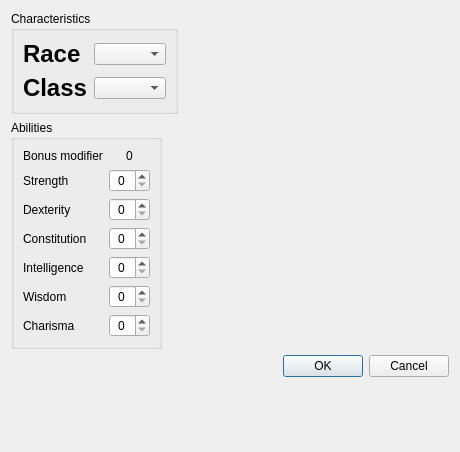
Old version of the form pyQTApp/sample_dialog.ui in the repository codingame-team/DnD-5th-Edition-API.
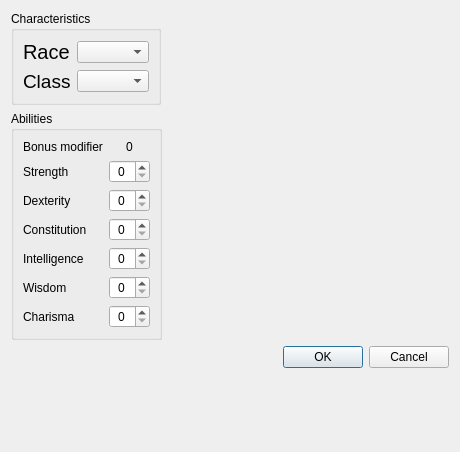
New version of the form.

```diff
--- a/pyQTApp/sample_dialog.ui
+++ b/pyQTApp/sample_dialog.ui
@@ -27,10 +27,11 @@
        <widget class="QLabel" name="race_label">
         <property name="font">
          <font>
-          <pointsize>18</pointsize>
-          <weight>75</weight>
-          <bold>true</bold>
+          <pointsize>15</pointsize>
+          <weight>50</weight>
+          <bold>false</bold>
           <underline>false</underline>
+          <kerning>true</kerning>
          </font>
         </property>
         <property name="text">
@@ -45,9 +46,9 @@
        <widget class="QLabel" name="class_label">
         <property name="font">
          <font>
-          <pointsize>18</pointsize>
-          <weight>75</weight>
-          <bold>true</bold>
+          <pointsize>14</pointsize>
+          <weight>50</weight>
+          <bold>false</bold>
           <underline>false</underline>
          </font>
         </property>
@@ -70,6 +71,9 @@
      <layout class="QGridLayout" name="gridLayout_2">
       <item row="0" column="0">
        <widget class="QLabel" name="label_7">
+        <property name="enabled">
+         <bool>true</bool>
+        </property>
         <property name="text">
          <string>Bonus modifier</string>
         </property>
@@ -77,6 +81,9 @@
       </item>
       <item row="0" column="1">
        <widget class="QLabel" name="bonus_label">
+        <property name="enabled">
+         <bool>true</bool>
+        </property>
         <property name="text">
          <string>0</string>
         </property>
@@ -94,6 +101,9 @@
       </item>
       <item row="1" column="1">
        <widget class="QSpinBox" name="str_spinBox">
+        <property name="enabled">
+         <bool>true</bool>
+        </property>
         <property name="alignment">
          <set>Qt::AlignCenter</set>
         </property>
@@ -108,6 +118,9 @@
       </item>
       <item row="2" column="1">
        <widget class="QSpinBox" name="dex_spinBox">
+        <property name="enabled">
+         <bool>true</bool>
+        </property>
         <property name="alignment">
          <set>Qt::AlignCenter</set>
         </property>
@@ -122,6 +135,9 @@
       </item>
       <item row="3" column="1">
        <widget class="QSpinBox" name="con_spinBox">
+        <property name="enabled">
+         <bool>true</bool>
+        </property>
         <property name="alignment">
          <set>Qt::AlignCenter</set>
         </property>
@@ -136,6 +152,9 @@
       </item>
       <item row="4" column="1">
        <widget class="QSpinBox" name="int_spinBox">
+        <property name="enabled">
+         <bool>true</bool>
+        </property>
         <property name="alignment">
          <set>Qt::AlignCenter</set>
         </property>
@@ -150,6 +169,9 @@
       </item>
       <item row="5" column="1">
        <widget class="QSpinBox" name="wis_spinBox">
+        <property name="enabled">
+         <bool>true</bool>
+        </property>
         <property name="alignment">
          <set>Qt::AlignCenter</set>
         </property>
@@ -164,6 +186,9 @@
       </item>
       <item row="6" column="1">
        <widget class="QSpinBox" name="char_spinBox">
+        <property name="enabled">
+         <bool>true</bool>
+        </property>
         <property name="alignment">
          <set>Qt::AlignCenter</set>
         </property>
```
Left out of the diff: 35 changed lines with no effect on the pictures.
